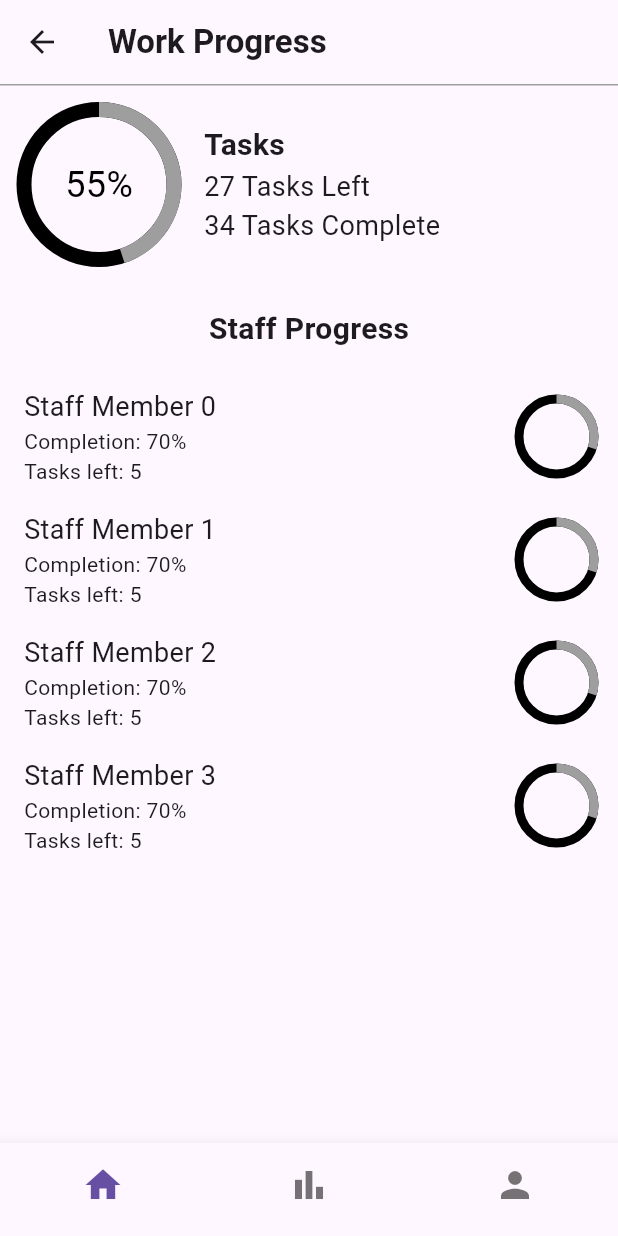
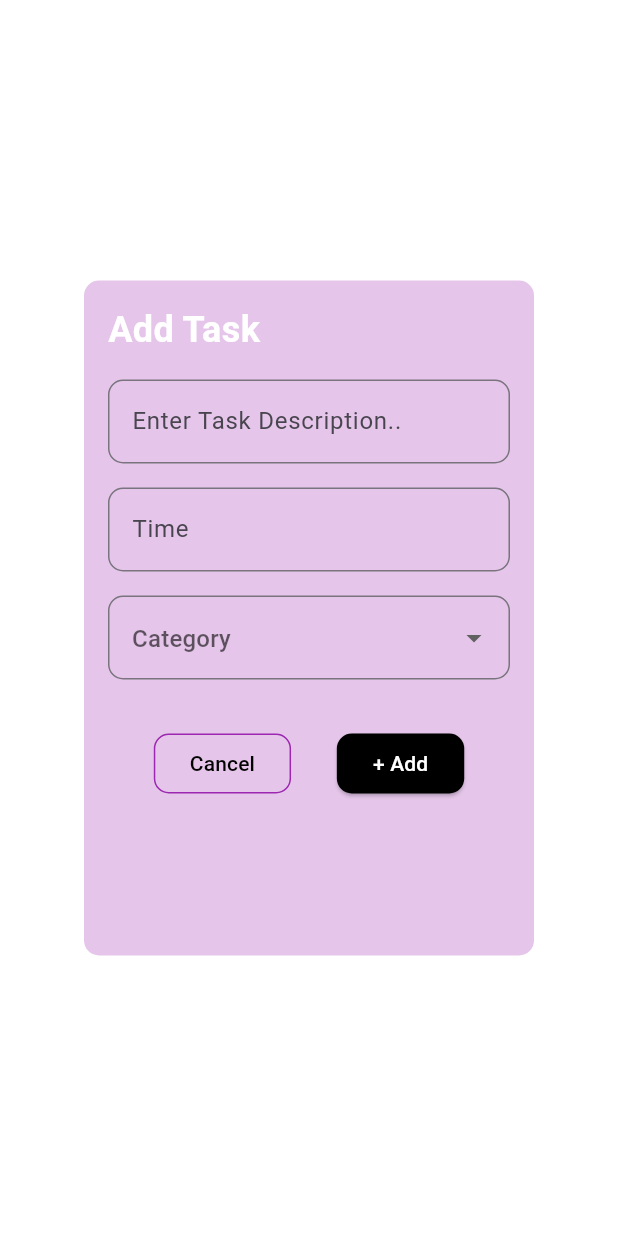
Before and after one commit to JashobeamKayiwa/TaskIT, a Flutter app: the screen it shows after launch, on a phone screen of 412 x 824 dp. Run offline on Flutter 3.47's test engine with Material 3 defaults, Android fonts, the phone set to English and light mode, and no system bars.

Commit message:
designing add task

```diff
--- a/task_it/lib/main.dart
+++ b/task_it/lib/main.dart
@@ -8,151 +8,96 @@ class MyApp extends StatelessWidget {
   @override
   Widget build(BuildContext context) {
     return MaterialApp(
-      home: Scaffold(
-        appBar: AppBar(
-          title: Text('Work Progress', style: TextStyle(fontWeight: FontWeight.bold),),
-          leading: IconButton(
-            icon: Icon(Icons.arrow_back),
-            onPressed: () {
-              Navigator.pop(context);
-            },
-          ),
-        ),
-        body:Column(
-        children: [
-          Divider(height: 1, color: Colors.grey),
-          Expanded(
-          child: WorkProgressScreen(),),
-          ],),
-        bottomNavigationBar: BottomNavigationBar(
-          showSelectedLabels: false,
-          showUnselectedLabels: false,
-          items: [
-            BottomNavigationBarItem(
-              icon: Icon(Icons.home, size: 28),
-              label: 'Home',
-            ),
-            BottomNavigationBarItem(
-              icon: Icon(Icons.bar_chart, size: 28),
-              label: 'Stats',
-            ),
-            BottomNavigationBarItem(
-              icon: Icon(Icons.person, size: 28),
-              label: 'Profile',
-            ),
-          ],
-        ),
-      ),
+      home: AddTaskScreen(),
     );
   }
 }
 
-class WorkProgressScreen extends StatelessWidget {
+class AddTaskScreen extends StatelessWidget {
   @override
   Widget build(BuildContext context) {
-    return Padding(
-      padding: const EdgeInsets.all(16.0),
+    return Scaffold(
+      backgroundColor: Colors.white,
+      body: Center(
+        child: Container(
+          width: 300,
+          height: 450,
+          padding: EdgeInsets.all(16.0),
+          decoration: BoxDecoration(
+            color: Color.fromARGB(255, 229, 198, 234),
+            borderRadius: BorderRadius.circular(10),
+          ),
           child: Column(
             crossAxisAlignment: CrossAxisAlignment.start,
             children: [
-          Center(
-            child: Row(
-              children: [
-                Stack(
-                  alignment: Alignment.center,
-                  children: [
-                    SizedBox(
-                      width: 100,
-                      height: 100,
-                      child: CircularProgressIndicator(
-                        value: 1-0.55,
-                        backgroundColor: Colors.black,
-                        valueColor: AlwaysStoppedAnimation<Color>(Colors.grey),
-                        strokeWidth: 10,
+              Text(
+                'Add Task',
+                style: TextStyle(fontSize: 24, fontWeight: FontWeight.bold, color: Colors.white),
+              ),
+              SizedBox(height: 16),
+              TextField(
+                decoration: InputDecoration(
+                  hintText: 'Enter Task Description..',
+                  border: OutlineInputBorder(
+                    borderRadius: BorderRadius.circular(10),
                   ),
                 ),
-                    Text(
-                      '55%',
-                      style: TextStyle(fontSize: 24, color: Colors.black),
               ),
-                  ],
+              SizedBox(height: 16),
+              TextField(
+                decoration: InputDecoration(
+                  hintText: 'Time',
+                  border: OutlineInputBorder(
+                    borderRadius: BorderRadius.circular(10),
                   ),
-                Container(
-                  width: 20,
                 ),
+              ),
+              SizedBox(height: 16),
+              DropdownButtonFormField<String>(
+                decoration: InputDecoration(
+                  hintText: 'Category',
+                  border: OutlineInputBorder(
+                    borderRadius: BorderRadius.circular(10),
+                  ),
+                ),
+                items: ['Work', 'Personal', 'Other']
+                    .map((category) => DropdownMenuItem<String>(
+                          value: category,
+                          child: Text(category),
+                        ))
+                    .toList(),
+                onChanged: (value) {},
+              ),
+              SizedBox(height: 32),
               Row(
-                  mainAxisAlignment: MainAxisAlignment.center,
+                mainAxisAlignment: MainAxisAlignment.spaceEvenly,
                 children: [
-                    Column(
-                      crossAxisAlignment: CrossAxisAlignment.start,
-                      children: [
-                        Text("Tasks", style: TextStyle(fontSize: 20, fontWeight: FontWeight.bold)),
-                        Text('27 Tasks Left', style: TextStyle(fontSize: 18)),
-                        Text('34 Tasks Complete', style: TextStyle(fontSize: 18)),
-                      ],
+                  OutlinedButton(
+                    onPressed: () {},
+                    child: Text('Cancel', style: TextStyle(color: Colors.black),),
+                    style: OutlinedButton.styleFrom(
+                      side: BorderSide(color: Colors.purple),
+                      shape: RoundedRectangleBorder(
+                        borderRadius: BorderRadius.circular(10),
+                      ),
+                    ),
+                  ),
+                  ElevatedButton(
+                    onPressed: () {},
+                    child: Text('+ Add', style: TextStyle(color: Colors.white),),
+                    style: ElevatedButton.styleFrom(
+                      backgroundColor: Colors.black,
+                      shape: RoundedRectangleBorder(
+                        borderRadius: BorderRadius.circular(10),
+                      ),
+                    ),
                   ),
                 ],
               ),
             ],
           ),
         ),
-          SizedBox(height: 32),
-          Center(
-          child: Text('Staff Progress', style: TextStyle(fontSize: 20, fontWeight: FontWeight.bold,)),),
-          SizedBox(height: 16),
-          Expanded(
-            child: ListView.builder(
-              itemCount: 4, // Replace with the actual number of staff members
-              itemBuilder: (context, index) {
-                return StaffProgress(
-                  name: 'Staff Member $index',
-                  completion: 0.7, // Replace with actual completion value
-                  tasksLeft: 5, // Replace with actual tasks left
-                );
-              },
-            ),
-          ),
-        ],
       ),
     );
   }
 }
-
-class StaffProgress extends StatelessWidget {
-  final String name;
-  final double completion;
-  final int tasksLeft;
-
-  StaffProgress({required this.name, required this.completion, required this.tasksLeft});
-
-  @override
-  Widget build(BuildContext context) {
-    return Padding(
-      padding: const EdgeInsets.symmetric(vertical: 8.0),
-      child: Row(
-        children: [
-          Expanded(
-            child: Column(
-              crossAxisAlignment: CrossAxisAlignment.start,
-              children: [
-                Text(name, style: TextStyle(fontSize: 18)),
-                Text('Completion: ${(completion * 100).toInt()}%'),
-                Text('Tasks left: $tasksLeft'),
-              ],
-            ),
-          ),
-          SizedBox(
-            width: 50,
-            height: 50,
-            child: CircularProgressIndicator(
-              value: 1-completion,
-              backgroundColor: Colors.black,
-              valueColor: AlwaysStoppedAnimation<Color>(Colors.grey),
-              strokeWidth: 6,
-            ),
-          ),
-        ],
-      ),
-    );
-  }
-}
```
Also changed, not shown: task_it/lib/add_task.dart (+158 -0 lines). Lines whose indentation alone changed are shown as unchanged.
